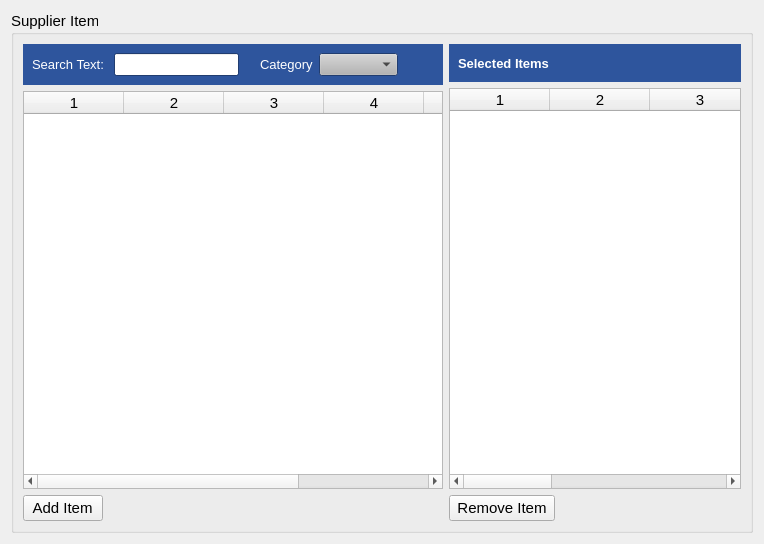
Above: estorecpp/supplieritemwidget.ui from Watti/estorecpp before the change. Below: the same form after it.
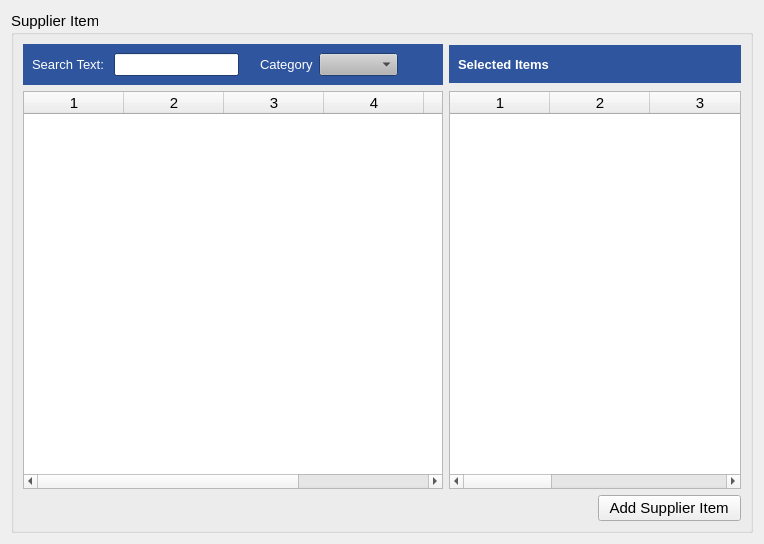
That is the form after the change.

Commit message: supplier item updated

The edit to the form file:
```diff
--- a/estorecpp/supplieritemwidget.ui
+++ b/estorecpp/supplieritemwidget.ui
@@ -24,12 +24,10 @@
      <property name="title">
       <string>Supplier Item</string>
      </property>
-     <layout class="QVBoxLayout" name="verticalLayout_3">
-      <item>
-       <layout class="QHBoxLayout" name="horizontalLayout_5">
-        <item>
          <layout class="QVBoxLayout" name="verticalLayout">
           <item>
+       <layout class="QGridLayout" name="gridLayout">
+        <item row="0" column="0">
            <widget class="QWidget" name="widget_3" native="true">
             <property name="sizePolicy">
              <sizepolicy hsizetype="Preferred" vsizetype="Fixed">
@@ -640,59 +638,7 @@
             </layout>
            </widget>
           </item>
-          <item>
-           <widget class="QTableWidget" name="itemTableWidget">
-            <property name="sizePolicy">
-             <sizepolicy hsizetype="Minimum" vsizetype="Expanding">
-              <horstretch>0</horstretch>
-              <verstretch>0</verstretch>
-             </sizepolicy>
-            </property>
-            <property name="font">
-             <font>
-              <pointsize>11</pointsize>
-             </font>
-            </property>
-            <property name="columnCount">
-             <number>6</number>
-            </property>
-            <column/>
-            <column/>
-            <column/>
-            <column/>
-            <column/>
-            <column/>
-           </widget>
-          </item>
-          <item>
-           <layout class="QHBoxLayout" name="horizontalLayout_4">
-            <item>
-             <widget class="QPushButton" name="pushButton">
-              <property name="text">
-               <string> Add Item </string>
-              </property>
-             </widget>
-            </item>
-            <item>
-             <spacer name="horizontalSpacer">
-              <property name="orientation">
-               <enum>Qt::Horizontal</enum>
-              </property>
-              <property name="sizeHint" stdset="0">
-               <size>
-                <width>40</width>
-                <height>20</height>
-               </size>
-              </property>
-             </spacer>
-            </item>
-           </layout>
-          </item>
-         </layout>
-        </item>
-        <item>
-         <layout class="QVBoxLayout" name="verticalLayout_2">
-          <item>
+        <item row="0" column="1">
            <widget class="QWidget" name="widget_8" native="true">
             <property name="sizePolicy">
              <sizepolicy hsizetype="Preferred" vsizetype="Fixed">
@@ -839,10 +785,34 @@
             </layout>
            </widget>
           </item>
-          <item>
+        <item row="1" column="0">
+         <widget class="QTableWidget" name="itemTableWidget">
+          <property name="sizePolicy">
+           <sizepolicy hsizetype="Preferred" vsizetype="Expanding">
+            <horstretch>0</horstretch>
+            <verstretch>0</verstretch>
+           </sizepolicy>
+          </property>
+          <property name="font">
+           <font>
+            <pointsize>11</pointsize>
+           </font>
+          </property>
+          <property name="columnCount">
+           <number>6</number>
+          </property>
+          <column/>
+          <column/>
+          <column/>
+          <column/>
+          <column/>
+          <column/>
+         </widget>
+        </item>
+        <item row="1" column="1">
            <widget class="QTableWidget" name="selectedItemTableWidget">
             <property name="sizePolicy">
-             <sizepolicy hsizetype="Minimum" vsizetype="Expanding">
+           <sizepolicy hsizetype="Preferred" vsizetype="Expanding">
               <horstretch>0</horstretch>
               <verstretch>0</verstretch>
              </sizepolicy>
@@ -862,32 +832,30 @@
             <column/>
             <column/>
            </widget>
+        </item>
+       </layout>
           </item>
           <item>
            <layout class="QHBoxLayout" name="horizontalLayout">
             <item>
-             <widget class="QPushButton" name="pushButton_2">
-              <property name="text">
-               <string> Remove Item </string>
-              </property>
-             </widget>
-            </item>
-            <item>
-             <spacer name="horizontalSpacer_2">
+         <spacer name="horizontalSpacer">
               <property name="orientation">
                <enum>Qt::Horizontal</enum>
               </property>
               <property name="sizeHint" stdset="0">
                <size>
-                <width>40</width>
+            <width>328</width>
                 <height>20</height>
                </size>
               </property>
              </spacer>
             </item>
-           </layout>
-          </item>
-         </layout>
+        <item>
+         <widget class="QPushButton" name="addSupplierItemBtn">
+          <property name="text">
+           <string>  Add Supplier Item  </string>
+          </property>
+         </widget>
         </item>
        </layout>
       </item>
```
Lines whose indentation alone changed are shown as unchanged. The commit also changes 5 other files.
